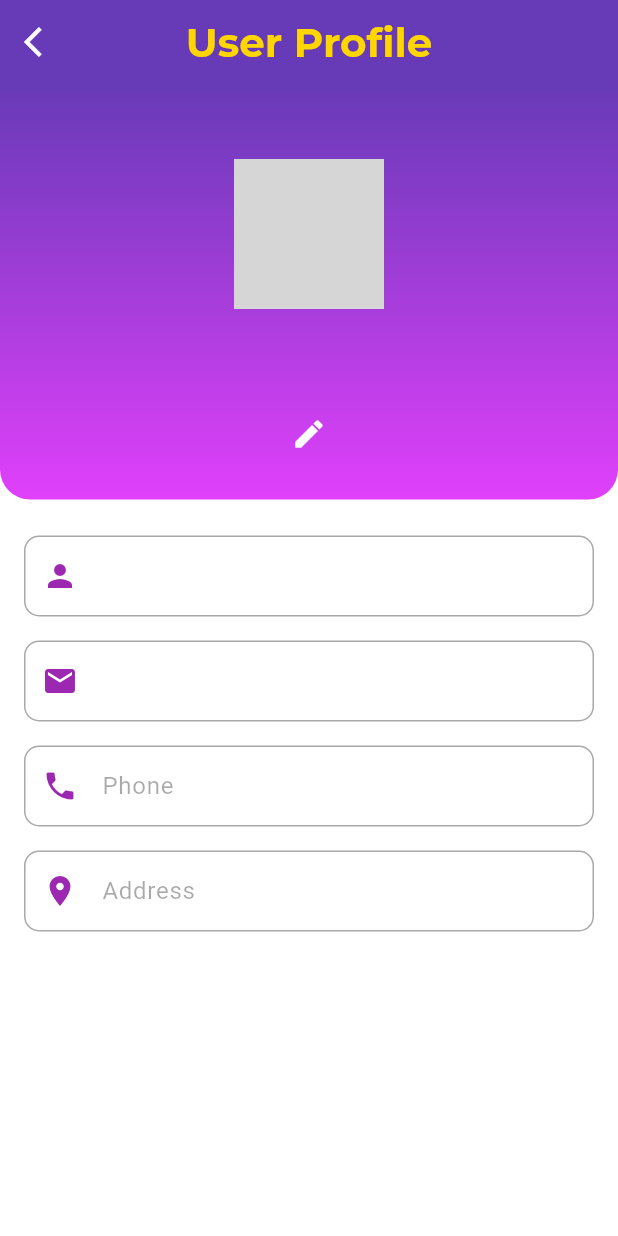
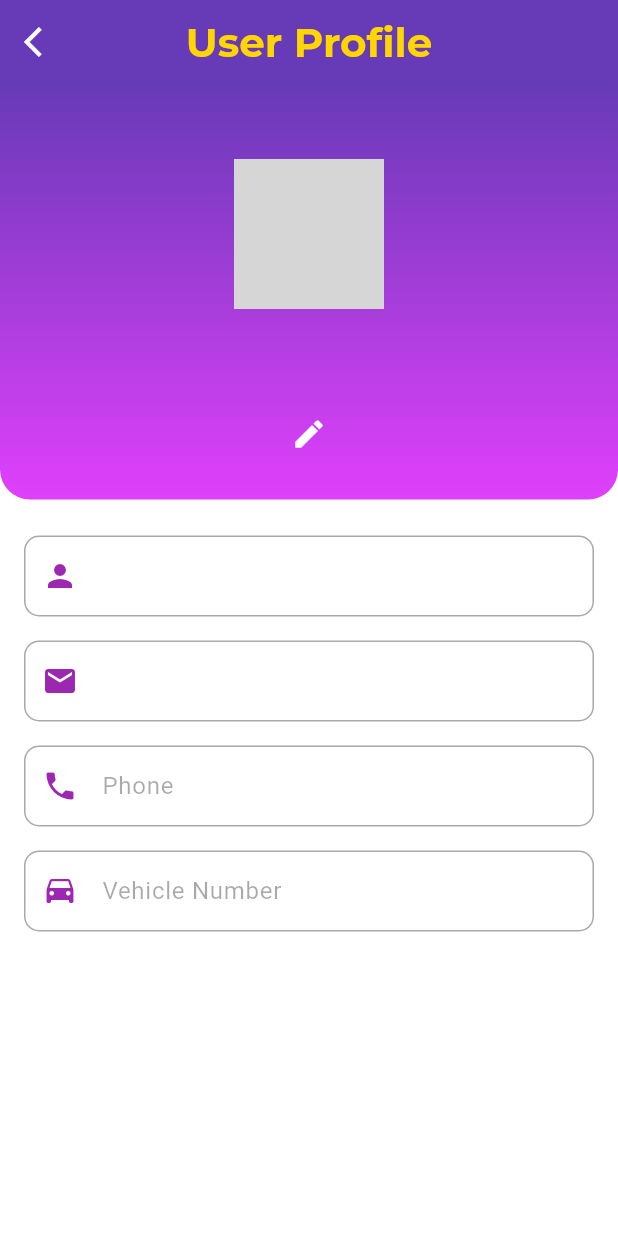
Before and after one commit to adlinzahid/SafeDrive, a Flutter app: the UserProfile screen opened directly, on a phone screen of 412 x 824 dp. Run offline on Flutter 3.47's test engine with Material 3 defaults, Android fonts, the phone set to English and light mode, and no system bars; our stand-ins replace animated_splash_screen, cloud_firestore, firebase_auth, firebase_core, geolocator, google_nav_bar and 2 more; accounts and stored records are empty; project files that could hold a hidden picture were left out; grey boxes are pictures that could not be loaded.

Commit message:
Refactor user profile fields: replace address with vehicle number and update related logic

```diff
--- a/lib/ui_screens/user_profile/userprofile.dart
+++ b/lib/ui_screens/user_profile/userprofile.dart
@@ -3,6 +3,7 @@ import 'dart:developer';
 import 'package:flutter/material.dart';
 import 'package:firebase_auth/firebase_auth.dart';
 import 'package:cloud_firestore/cloud_firestore.dart';
+// import 'package:image_picker/image_picker.dart';
 
 class UserProfile extends StatefulWidget {
   const UserProfile({super.key});
@@ -18,7 +19,7 @@ class _UserProfileState extends State<UserProfile> {
   final TextEditingController _nameController = TextEditingController();
   final TextEditingController _phoneController = TextEditingController();
   final TextEditingController _emailController = TextEditingController();
-  final TextEditingController _addressController = TextEditingController();
+  final TextEditingController _vehicleController = TextEditingController();
 
   bool isEditing = false;
   User? currentUser;
@@ -120,7 +121,7 @@ class _UserProfileState extends State<UserProfile> {
                       currentUser?.email ?? 'Email', _emailController),
                   _buildEditableField(Icons.phone, 'Phone', _phoneController),
                   _buildEditableField(
-                      Icons.location_on, 'Address', _addressController),
+                      Icons.drive_eta, 'Vehicle Number', _vehicleController),
                   const SizedBox(height: 20),
                 ],
               ),
@@ -214,7 +215,7 @@ class _UserProfileState extends State<UserProfile> {
             'username': _nameController.text,
             'email': _emailController.text,
             'phone': _phoneController.text,
-            'address': _addressController.text,
+            'vehicle number': _vehicleController.text,
           });
           _showSnackbar('User data updated successfully');
         } else {
```
